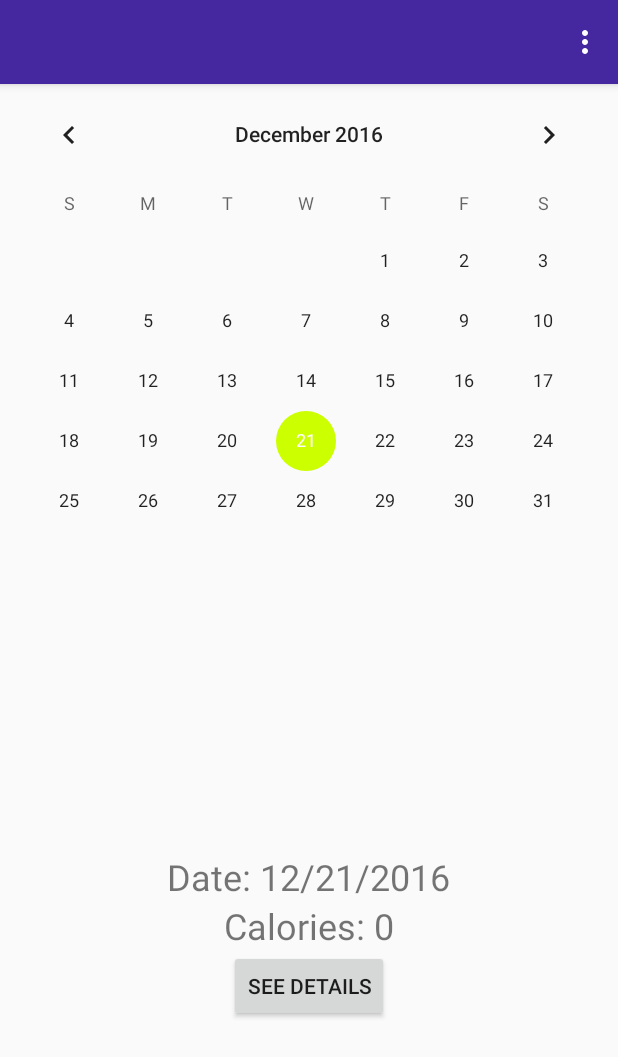
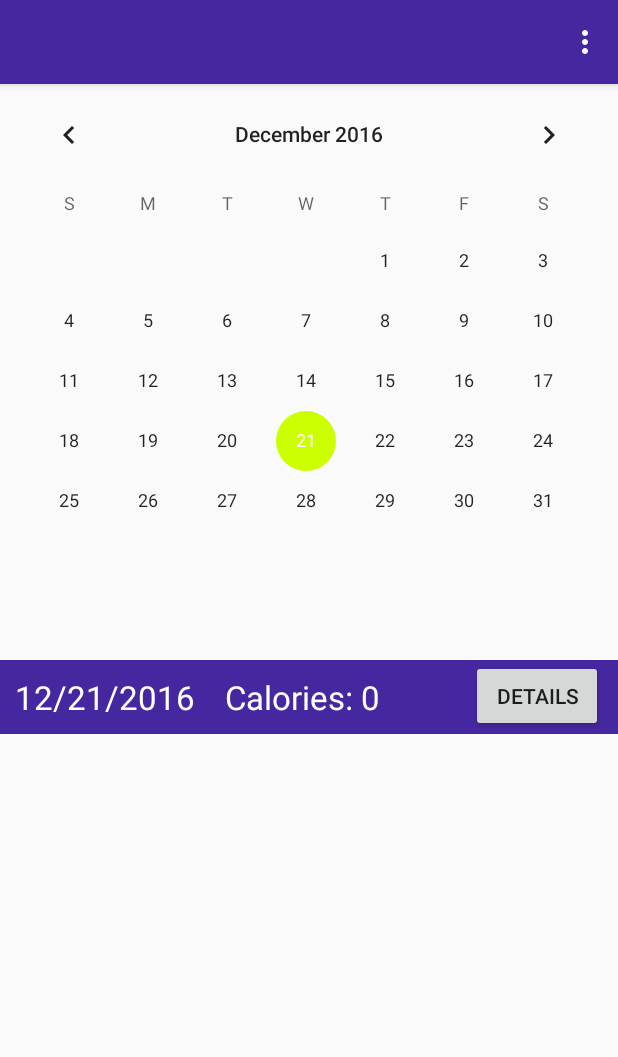
Before and after one commit to sheenanick/fitness-app, an Android app: the screen it shows after launch once a user with an empty profile is signed in (MainActivity), on a phone screen of 412 x 824 dp. Shown: the top 1057 px of the screen. Run offline under Robolectric (Android 15) with nearby library versions, the phone set to English and light mode, and no system bars; our stand-ins replace ButterKnife, Firebase (no records; nobody signed in at launch, a user with empty details on screens opened directly).

Commit message:
format date and calorie display into a bar

```diff
--- a/app/src/main/java/com/lifehackig/fitnessapp/ui/MainActivity.java
+++ b/app/src/main/java/com/lifehackig/fitnessapp/ui/MainActivity.java
@@ -50,7 +50,7 @@ public class MainActivity extends AppCompatActivity implements View.OnClickListe
         mYear = Calendar.getInstance().get(Calendar.YEAR);
         mMonth = Calendar.getInstance().get(Calendar.MONTH) + 1;
         mDay = Calendar.getInstance().get(Calendar.DAY_OF_MONTH);
-        String date = "Date: " + mMonth + "/" + mDay + "/" + mYear;
+        String date = mMonth + "/" + mDay + "/" + mYear;
 
         mDateTextView.setText(date);
 
@@ -75,7 +75,7 @@ public class MainActivity extends AppCompatActivity implements View.OnClickListe
                 mYear = year;
                 mMonth = month + 1;
                 mDay = day;
-                String date = "Date: " + mMonth + "/" + mDay + "/" + mYear;
+                String date = mMonth + "/" + mDay + "/" + mYear;
                 mDateTextView.setText(date);
 
                 String dateRefId = mMonth.toString() + mDay.toString() + mYear.toString();
--- a/app/src/main/res/layout/activity_main.xml
+++ b/app/src/main/res/layout/activity_main.xml
@@ -10,7 +10,7 @@
         android:id="@+id/calendarView"
         android:layout_width="match_parent"
         android:layout_height="0dp"
-        android:layout_weight="2"/>
+        android:layout_weight="1"/>
 
     <LinearLayout
         android:layout_width="match_parent"
@@ -19,25 +19,36 @@
         android:gravity="center_horizontal"
         android:orientation="vertical">
 
+        <RelativeLayout
+            android:layout_width="match_parent"
+            android:layout_height="wrap_content"
+            android:background="@color/colorPrimary">
             <TextView
                 android:id="@+id/date"
                 android:layout_width="wrap_content"
                 android:layout_height="wrap_content"
-            android:textSize="24sp"
+                android:padding="10dp"
+                android:textColor="@color/colorTextLight"
+                android:textSize="22sp"
                 android:text="Date: "/>
-
             <TextView
                 android:id="@+id/calories"
                 android:layout_width="wrap_content"
                 android:layout_height="wrap_content"
-            android:textSize="24sp"
-            android:text="Calories: "/>
-
+                android:layout_toRightOf="@+id/date"
+                android:padding="10dp"
+                android:textColor="@color/colorTextLight"
+                android:textSize="22sp"
+                android:text="Calories: " />
             <Button
                 android:id="@+id/seeDetailsButton"
                 android:layout_width="wrap_content"
                 android:layout_height="wrap_content"
-            android:text="See Details"/>
+                android:layout_alignParentRight="true"
+                android:layout_marginRight="10dp"
+                android:text="Details"/>
+        </RelativeLayout>
+
 
     </LinearLayout>
 
```
Lines whose indentation alone changed are shown as unchanged.
